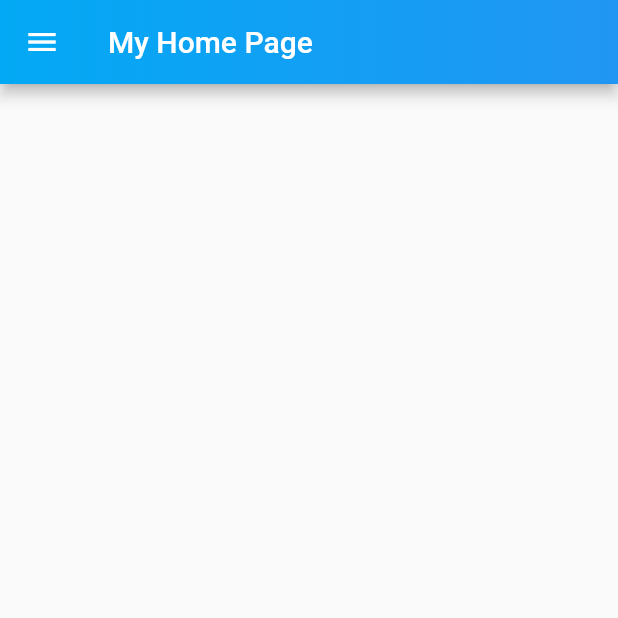
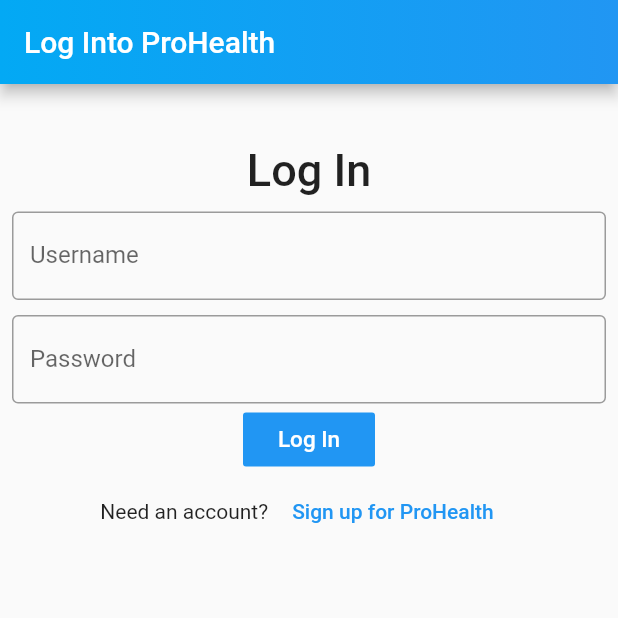
Before and after one commit to jamep007/ProHealth, a Flutter app: the screen it shows after launch, on a phone screen of 412 x 824 dp, the top half of it. Run offline on Flutter 3.47's test engine with Material 2 defaults, Android fonts, the phone set to English and light mode, and no system bars.

Commit message:
changed myHomePage to login, added login to drawer

```diff
--- a/lib/Diet/dietpage.dart
+++ b/lib/Diet/dietpage.dart
@@ -3,6 +3,7 @@
 
 import 'package:flutter/material.dart';
 import 'package:http/http.dart' as http;
+import 'package:senior_project_swauhealthapp/appdrawer.dart';
 
 class DietPage extends StatefulWidget {
   @override
@@ -23,6 +24,7 @@
                     colors: <Color>[Colors.lightBlue, Colors.blue])),
           )),
       body: Container(),
+      drawer: AppDrawer(),
     );
   }
 }
--- a/lib/Exercise/exercisepage.dart
+++ b/lib/Exercise/exercisepage.dart
@@ -3,6 +3,7 @@
 
 import 'package:flutter/material.dart';
 import 'package:http/http.dart' as http;
+import 'package:senior_project_swauhealthapp/appdrawer.dart';
 
 class ExercisePage extends StatefulWidget {
   @override
@@ -23,6 +24,7 @@
                     colors: <Color>[Colors.lightBlue, Colors.blue])),
           )),
       body: Container(),
+      drawer: AppDrawer(),
     );
   }
 }
--- a/lib/MentalHealth/mhealthpage.dart
+++ b/lib/MentalHealth/mhealthpage.dart
@@ -3,6 +3,7 @@
 
 import 'package:flutter/material.dart';
 import 'package:http/http.dart' as http;
+import 'package:senior_project_swauhealthapp/appdrawer.dart';
 
 class MHealthPage extends StatefulWidget {
   @override
@@ -23,6 +24,7 @@
                     colors: <Color>[Colors.lightBlue, Colors.blue])),
           )),
       body: Container(),
+      drawer: AppDrawer(),
     );
   }
 }
--- a/lib/Sleep/sleeppage.dart
+++ b/lib/Sleep/sleeppage.dart
@@ -3,6 +3,7 @@
 
 import 'package:flutter/material.dart';
 import 'package:http/http.dart' as http;
+import 'package:senior_project_swauhealthapp/appdrawer.dart';
 
 class SleepPage extends StatefulWidget {
   @override
@@ -23,6 +24,7 @@
                     colors: <Color>[Colors.lightBlue, Colors.blue])),
           )),
       body: Container(),
+      drawer: AppDrawer(),
     );
   }
 }
--- a/lib/Social/socialpage.dart
+++ b/lib/Social/socialpage.dart
@@ -3,6 +3,7 @@
 
 import 'package:flutter/material.dart';
 import 'package:http/http.dart' as http;
+import 'package:senior_project_swauhealthapp/appdrawer.dart';
 
 class SocialPage extends StatefulWidget {
   @override
@@ -23,6 +24,7 @@
                     colors: <Color>[Colors.lightBlue, Colors.blue])),
           )),
       body: Container(),
+      drawer: AppDrawer(),
     );
   }
 }
--- a/lib/appdrawer.dart
+++ b/lib/appdrawer.dart
@@ -5,8 +5,9 @@
   _AppDrawerState createState() => _AppDrawerState();
 }
 
+int _index = 0;
+
 class _AppDrawerState extends State<AppDrawer> {
-  int _index = 0;
   @override
   Widget build(BuildContext context) {
     return Drawer(
@@ -34,7 +35,7 @@
                   ),
                   Text(
                     'Username',
-                    style: TextStyle(color: Colors.white, fontSize: 25.0),
+                    style: TextStyle(color: Colors.white, fontSize: 20.0),
                   ),
                   Row(
                     mainAxisAlignment: MainAxisAlignment.center,
@@ -188,6 +189,12 @@
           trailing: new Icon(Icons.close),
           onTap: () => Navigator.of(context).pop(),
         ),
+        ListTile(
+          title: new Text("Log Out"),
+          trailing: new Icon(Icons.logout),
+          onTap: () => Navigator.of(context).pushNamedAndRemoveUntil(
+              "/login", (Route<dynamic> route) => false),
+        ),
       ]),
     );
   }
--- a/lib/main.dart
+++ b/lib/main.dart
@@ -22,6 +22,8 @@
       title: 'Flutter App with MYSQL',
       home: new myHomePage(),
       routes: <String, WidgetBuilder>{
+        "/login": (BuildContext context) => new myHomePage(),
+        "/signup": (BuildContext context) => new myHomePage(),
         "/profile": (BuildContext context) => new ProfilePage(),
         "/social": (BuildContext context) => new SocialPage(),
         "/exercise": (BuildContext context) => new ExercisePage(),
--- a/lib/myHomePage.dart
+++ b/lib/myHomePage.dart
@@ -15,7 +15,7 @@
   Widget build(BuildContext context) {
     return Scaffold(
       appBar: AppBar(
-          title: Text("My Home Page"),
+          title: Text("Log Into ProHealth"),
           flexibleSpace: Container(
             decoration: BoxDecoration(
                 gradient: LinearGradient(
@@ -23,8 +23,75 @@
                     end: Alignment.centerRight,
                     colors: <Color>[Colors.lightBlue, Colors.blue])),
           )),
-      body: Container(),
-      drawer: AppDrawer(),
+      body: OrientationBuilder(
+        builder: (context, orientation) {
+          return orientation == Orientation.landscape
+              ? Center(
+                  child: Text("Landscape"),
+                )
+              : SingleChildScrollView(
+                  child: Padding(
+                    padding: const EdgeInsets.only(
+                        top: 40, left: 8.0, right: 8.0, bottom: 40),
+                    child: Column(
+                      mainAxisAlignment: MainAxisAlignment.center,
+                      crossAxisAlignment: CrossAxisAlignment.center,
+                      children: [
+                        Text(
+                          "Log In",
+                          style: TextStyle(
+                            fontSize: 30,
+                            fontWeight: FontWeight.w500,
+                          ),
+                          textAlign: TextAlign.center,
+                        ),
+                        SizedBox(
+                          height: 10,
+                        ),
+                        TextField(
+                          decoration: InputDecoration(
+                            border: OutlineInputBorder(),
+                            labelText: "Username",
+                          ),
+                        ),
+                        SizedBox(
+                          height: 10,
+                        ),
+                        TextField(
+                          decoration: InputDecoration(
+                            border: OutlineInputBorder(),
+                            labelText: "Password",
+                          ),
+                        ),
+                        FlatButton(
+                          color: Colors.blue,
+                          child: Text(
+                            "Log In",
+                            style: TextStyle(fontSize: 15, color: Colors.white),
+                          ),
+                          onPressed: () {
+                            Navigator.of(context).popAndPushNamed("/profile");
+                          },
+                        ),
+                        Row(
+                          mainAxisAlignment: MainAxisAlignment.center,
+                          children: [
+                            Text("Need an account?"),
+                            FlatButton(
+                              child: Text(
+                                "Sign up for ProHealth",
+                                style: TextStyle(color: Colors.blue),
+                              ),
+                              onPressed: () {},
+                            ),
+                          ],
+                        ),
+                      ],
+                    ),
+                  ),
+                );
+        },
+      ),
     );
   }
 }
```
